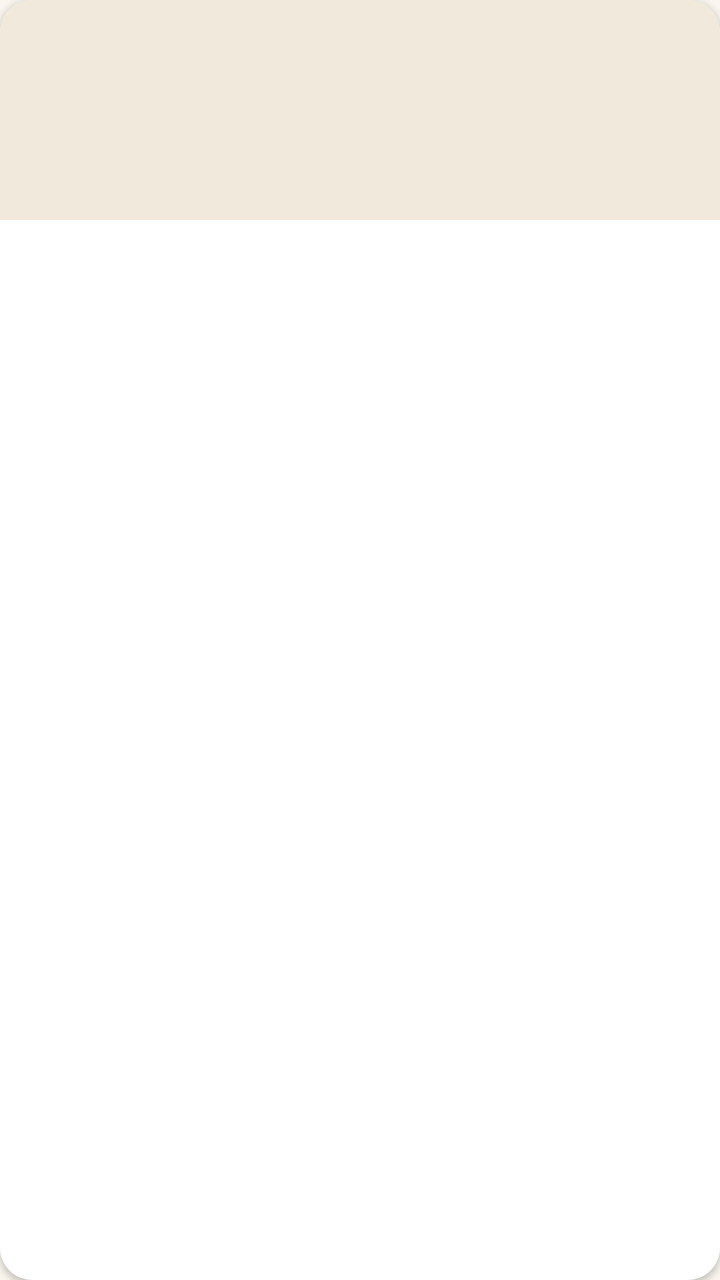
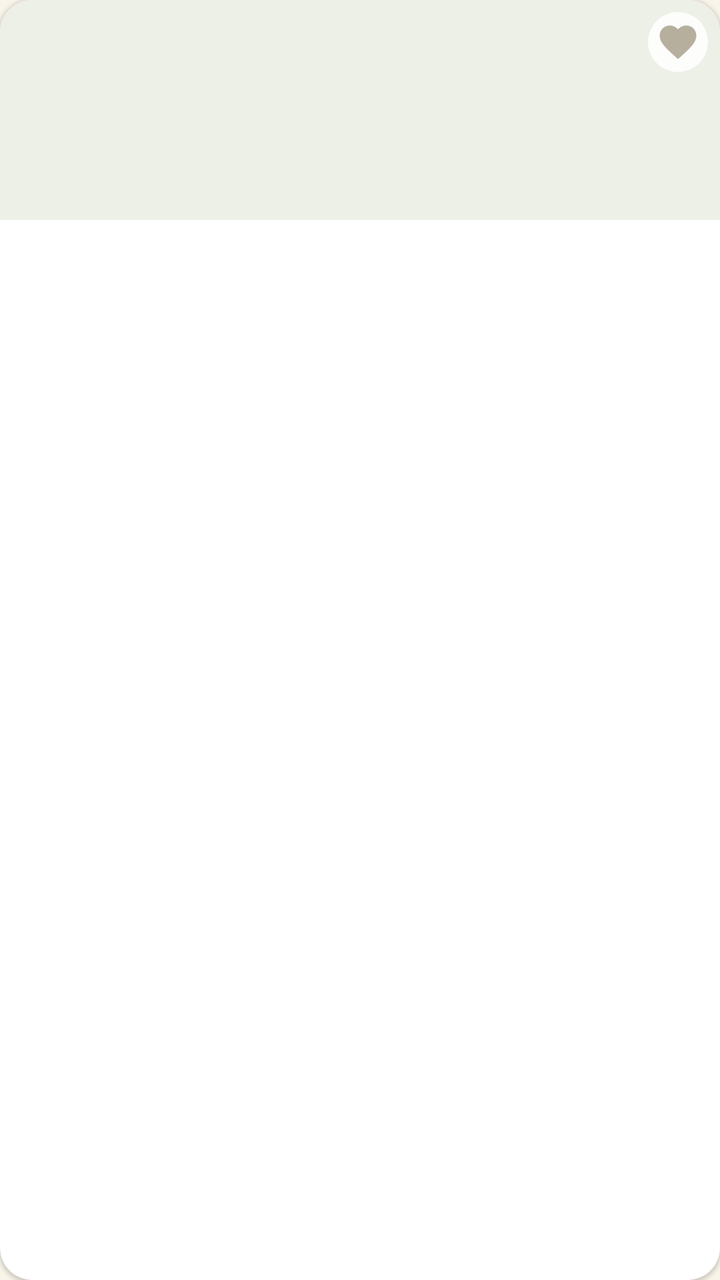

Two renders of the same Android screen: before a commit and after it. Below are the layout's source before the change and the commit's diff.
<!-- AndroidManifest.xml: application theme Theme.Aaswad -->
<!-- res/layout/item_popular_recipe.xml -->
<?xml version="1.0" encoding="utf-8"?>
<androidx.cardview.widget.CardView xmlns:android="http://schemas.android.com/apk/res/android"
    xmlns:app="http://schemas.android.com/apk/res-auto"
    android:layout_width="160dp"
    android:layout_height="wrap_content"
    android:layout_marginEnd="12dp"
    app:cardCornerRadius="16dp"
    app:cardElevation="2dp"
    app:cardBackgroundColor="@color/surface"
    android:foreground="?attr/selectableItemBackground"
    android:clickable="true"
    android:focusable="true">

    <LinearLayout
        android:layout_width="match_parent"
        android:layout_height="wrap_content"
        android:orientation="vertical">

        <ImageView
            android:id="@+id/popularImage"
            android:layout_width="match_parent"
            android:layout_height="110dp"
            android:scaleType="centerCrop"
            android:background="@color/chip_bg" />

        <TextView
            android:id="@+id/popularTitle"
            android:layout_width="match_parent"
            android:layout_height="wrap_content"
            android:layout_margin="10dp"
            android:layout_marginBottom="4dp"
            android:textSize="13.5sp"
            android:fontFamily="serif"
            android:textColor="@color/text_primary"
            android:maxLines="2"
            android:ellipsize="end" />

        <TextView
            android:id="@+id/popularSubtitle"
            android:layout_width="match_parent"
            android:layout_height="wrap_content"
            android:layout_marginStart="10dp"
            android:layout_marginEnd="10dp"
            android:layout_marginBottom="10dp"
            android:textSize="11sp"
            android:fontFamily="sans-serif-medium"
            android:textColor="@color/text_secondary"
            android:maxLines="1"
            android:ellipsize="end" />

    </LinearLayout>

</androidx.cardview.widget.CardView>
<!-- resources referenced by this layout -->
<resources>
  <color name="chip_bg">#F1EADC</color>
  <color name="surface">#FFFFFF</color>
  <color name="text_primary">#2E2A26</color>
  <color name="text_secondary">#8B7F6E</color>
  <style name="Theme.Aaswad" parent="Theme.MaterialComponents.DayNight.NoActionBar">
          <item name="colorPrimary">@color/primary</item>
          <item name="colorPrimaryDark">@color/primary_dark</item>
          <item name="colorAccent">@color/primary</item>
          <item name="android:windowBackground">@color/background</item>
          <item name="android:statusBarColor">@color/primary_dark</item>
      </style>
  <color name="primary">#A85A3A</color>
  <color name="primary_dark">#6B3A24</color>
  <color name="background">#FAF6EF</color>
</resources>

<!-- the commit's change to res/layout/item_popular_recipe.xml (unified diff, before → after) -->
@@ -5,7 +5,7 @@
     android:layout_height="wrap_content"
     android:layout_marginEnd="12dp"
     app:cardCornerRadius="16dp"
-    app:cardElevation="2dp"
+    app:cardElevation="1dp"
     app:cardBackgroundColor="@color/surface"
     android:foreground="?attr/selectableItemBackground"
     android:clickable="true"
@@ -16,12 +16,29 @@
         android:layout_height="wrap_content"
         android:orientation="vertical">
 
-        <ImageView
-            android:id="@+id/popularImage"
+        <FrameLayout
             android:layout_width="match_parent"
-            android:layout_height="110dp"
-            android:scaleType="centerCrop"
-            android:background="@color/chip_bg" />
+            android:layout_height="110dp">
+
+            <ImageView
+                android:id="@+id/popularImage"
+                android:layout_width="match_parent"
+                android:layout_height="match_parent"
+                android:scaleType="centerCrop"
+                android:background="@color/chip_bg" />
+
+            <ImageButton
+                android:id="@+id/popularHeartButton"
+                android:layout_width="30dp"
+                android:layout_height="30dp"
+                android:layout_gravity="top|end"
+                android:layout_margin="6dp"
+                android:background="@drawable/heart_backdrop"
+                android:padding="5dp"
+                android:src="@drawable/ic_heart_outline"
+                android:contentDescription="Favorite" />
+
+        </FrameLayout>
 
         <TextView
             android:id="@+id/popularTitle"
<!-- resource entries referenced after the edit -->
@@ -1,9 +1,22 @@
 <!-- resources referenced by this layout -->
 <resources>
-  <color name="chip_bg">#F1EADC</color>
+  <color name="chip_bg">#EDF0E6</color>
   <color name="surface">#FFFFFF</color>
-  <color name="text_primary">#2E2A26</color>
-  <color name="text_secondary">#8B7F6E</color>
+  <color name="text_primary">#2B2620</color>
+  <color name="text_secondary">#8A8070</color>
+  <!-- drawable heart_backdrop (drawable) -->
+  <?xml version="1.0" encoding="utf-8"?>
+  <shape xmlns:android="http://schemas.android.com/apk/res/android"
+      android:shape="oval">
+      <solid android:color="#E6FFFFFF" />
+  </shape>
+  <!-- drawable ic_heart_outline (drawable) -->
+  <vector xmlns:android="http://schemas.android.com/apk/res/android"
+      android:width="22dp" android:height="22dp"
+      android:viewportWidth="24" android:viewportHeight="24">
+      <path android:fillColor="@color/heart_inactive"
+          android:pathData="M12,21.35l-1.45,-1.32C5.4,15.36 2,12.28 2,8.5 2,5.42 4.42,3 7.5,3c1.74,0 3.41,0.81 4.5,2.09C13.09,3.81 14.76,3 16.5,3 19.58,3 22,5.42 22,8.5c0,3.78 -3.4,6.86 -8.55,11.54L12,21.35z"/>
+  </vector>
   <style name="Theme.Aaswad" parent="Theme.MaterialComponents.DayNight.NoActionBar">
           <item name="colorPrimary">@color/primary</item>
           <item name="colorPrimaryDark">@color/primary_dark</item>
@@ -11,8 +24,9 @@
           <item name="android:windowBackground">@color/background</item>
           <item name="android:statusBarColor">@color/primary_dark</item>
       </style>
-  <color name="primary">#A85A3A</color>
-  <color name="primary_dark">#6B3A24</color>
-  <color name="background">#FAF6EF</color>
+  <color name="heart_inactive">#B7AF9E</color>
+  <color name="primary">#2F4A3C</color>
+  <color name="primary_dark">#1D3126</color>
+  <color name="background">#F8F4E9</color>
 </resources>
 
